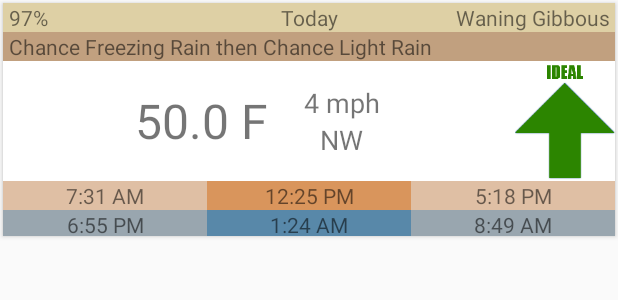
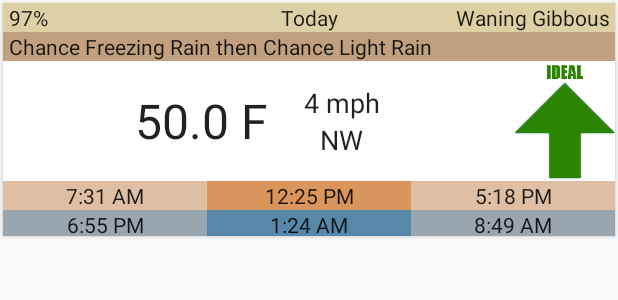
Before and after one commit to g1matheus/AnyoneCanFish, an Android app: the layout fragment_day.xml on its own in the app's theme, with its tools: preview values and no code run, on a phone screen of 412 x 824 dp. Shown: the top 300 px of the screen. Run offline under Robolectric (Android 15) with nearby library versions, the phone set to English and light mode, and no system bars; Roboto replaces fonts that are not available here.

```diff
--- a/app/src/main/res/layout/content_how_to_fish.xml
+++ b/app/src/main/res/layout/content_how_to_fish.xml
@@ -12,6 +12,7 @@
         android:layout_width="wrap_content"
         android:layout_height="wrap_content"
         android:layout_margin="@dimen/text_margin"
+        android:textColor="?android:attr/textColorPrimary"
         android:text="@string/large_text_HowToFish" />
 
 </android.support.v4.widget.NestedScrollView>
--- a/app/src/main/res/layout/content_maintenance.xml
+++ b/app/src/main/res/layout/content_maintenance.xml
@@ -12,6 +12,7 @@
         android:layout_width="wrap_content"
         android:layout_height="wrap_content"
         android:layout_margin="@dimen/text_margin"
+        android:textColor="?android:attr/textColorPrimary"
         android:text="@string/large_text_Maintenance" />
 
 </android.support.v4.widget.NestedScrollView>
--- a/app/src/main/res/layout/fragment_day.xml
+++ b/app/src/main/res/layout/fragment_day.xml
@@ -26,6 +26,7 @@
                 android:gravity="center"
                 android:paddingStart="@dimen/list_side_margin"
                 android:paddingEnd="@dimen/list_side_margin"
+                android:textColor="?android:attr/textColorPrimary"
                 tools:text="Today" />
             <TextView
                 android:id="@+id/tvFracillum"
@@ -34,6 +35,7 @@
                 android:gravity="start"
                 android:paddingStart="@dimen/list_side_margin"
                 android:paddingEnd="@dimen/list_side_margin"
+                android:textColor="?android:attr/textColorPrimary"
                 tools:text="97%" />
             <TextView
                 android:id="@+id/tvMoonPhase"
@@ -42,6 +44,7 @@
                 android:gravity="end"
                 android:paddingStart="@dimen/list_side_margin"
                 android:paddingEnd="@dimen/list_side_margin"
+                android:textColor="?android:attr/textColorPrimary"
                 tools:text="Waning Gibbous" />
         </FrameLayout>
         <TextView
@@ -52,6 +55,7 @@
             android:background="@color/paper_500"
             android:paddingStart="@dimen/list_side_margin"
             android:paddingEnd="@dimen/list_side_margin"
+            android:textColor="?android:attr/textColorPrimary"
             tools:text="Chance Freezing Rain then Chance Light Rain" />
         <LinearLayout
             android:layout_width="match_parent"
@@ -74,6 +78,7 @@
                 android:paddingStart="@dimen/text_margin_small"
                 android:paddingEnd="@dimen/text_margin_small"
                 android:textSize="32sp"
+                android:textColor="?android:attr/textColorPrimary"
                 tools:text="50.0 F" />
             <LinearLayout
                 android:layout_width="wrap_content"
@@ -91,6 +96,7 @@
                     android:paddingStart="@dimen/text_margin"
                     android:paddingEnd="@dimen/text_margin"
                     android:textSize="18sp"
+                    android:textColor="?android:attr/textColorPrimary"
                     tools:text="4 mph" />
                 <TextView
                     android:id="@+id/tvWindDirection"
@@ -101,6 +107,7 @@
                     android:paddingStart="@dimen/text_margin"
                     android:paddingEnd="@dimen/text_margin"
                     android:textSize="18sp"
+                    android:textColor="?android:attr/textColorPrimary"
                     tools:text="NW" />
             </LinearLayout>
             <FrameLayout
@@ -132,6 +139,7 @@
                 android:gravity="center"
                 android:layout_weight="1"
                 android:background="@color/sun_300"
+                android:textColor="?android:attr/textColorPrimary"
                 tools:text="7:31 AM" />
 
             <TextView
@@ -141,6 +149,7 @@
                 android:gravity="center"
                 android:layout_weight="1"
                 android:background="@color/sun_700"
+                android:textColor="?android:attr/textColorPrimary"
                 tools:text="12:25 PM" />
 
             <TextView
@@ -150,6 +159,7 @@
                 android:gravity="center"
                 android:layout_weight="1"
                 android:background="@color/sun_300"
+                android:textColor="?android:attr/textColorPrimary"
                 tools:text="5:18 PM" />
         </LinearLayout>
         <LinearLayout
@@ -166,6 +176,7 @@
                 android:gravity="center"
                 android:layout_weight="1"
                 android:background="@color/moon_300"
+                android:textColor="?android:attr/textColorPrimary"
                 tools:text="6:55 PM" />
 
             <TextView
@@ -175,6 +186,7 @@
                 android:gravity="center"
                 android:layout_weight="1"
                 android:background="@color/moon_700"
+                android:textColor="?android:attr/textColorPrimary"
                 tools:text="1:24 AM" />
 
             <TextView
@@ -184,6 +196,7 @@
                 android:gravity="center"
                 android:layout_weight="1"
                 android:background="@color/moon_300"
+                android:textColor="?android:attr/textColorPrimary"
                 tools:text="8:49 AM" />
         </LinearLayout>
     </LinearLayout>
--- a/app/src/main/res/layout/rv_content_basic_equipment.xml
+++ b/app/src/main/res/layout/rv_content_basic_equipment.xml
@@ -40,7 +40,7 @@
                 android:layout_marginStart="8dp"
                 android:layout_marginBottom="8dp"
                 android:fontFamily="@font/adamina"
-                android:textColor="@color/paper_300"
+                android:textColor="?android:attr/textColorPrimary"
                 android:textSize="24sp"
                 tools:text="Title"
                 />
@@ -53,6 +53,7 @@
             android:layout_margin="@dimen/text_margin"
             android:fontFamily="@font/adamina"
             android:textSize="14sp"
+            android:textColor="?android:attr/textColorPrimary"
             android:textAppearance="?attr/textAppearanceListItem"
             tools:text="basic equipment info"/>
     </LinearLayout>
--- a/app/src/main/res/values/styles.xml
+++ b/app/src/main/res/values/styles.xml
@@ -1,6 +1,6 @@
 <resources>
 
-    <!-- Base application theme. -->
+    <!-- Base application theme. //old: AppCompat.Light.DarkActionBar-->
     <style name="AppTheme" parent="Theme.AppCompat.Light.DarkActionBar">
         <!-- Customize your theme here. -->
         <item name="colorPrimary">@color/colorPrimary</item>
```
